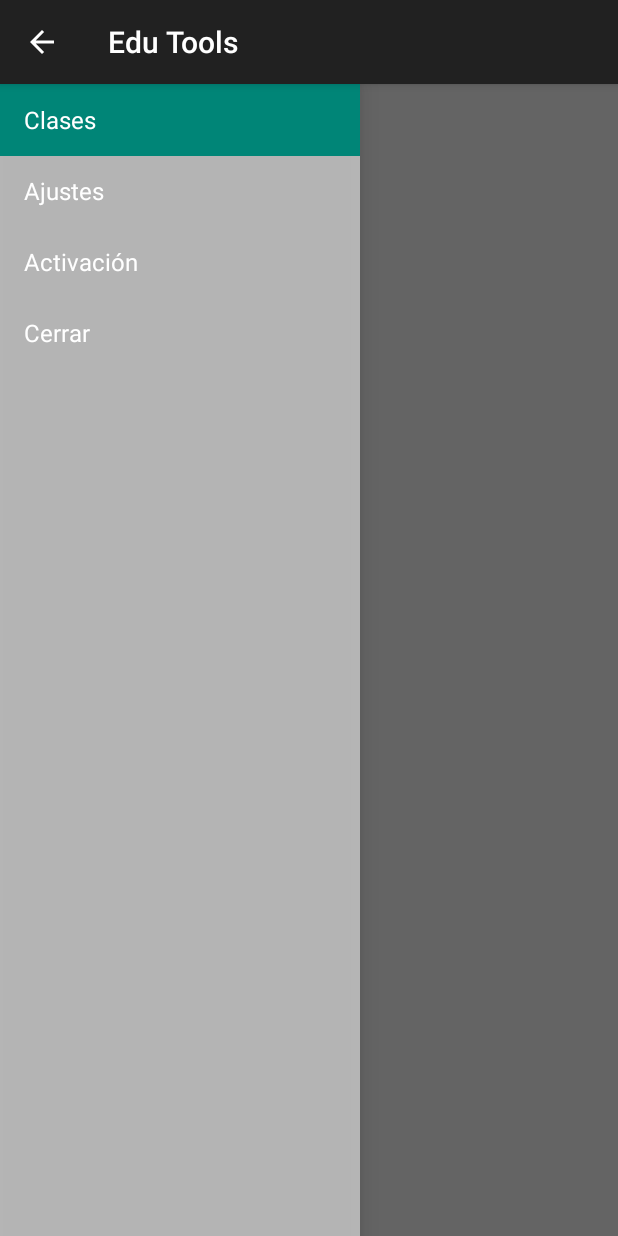
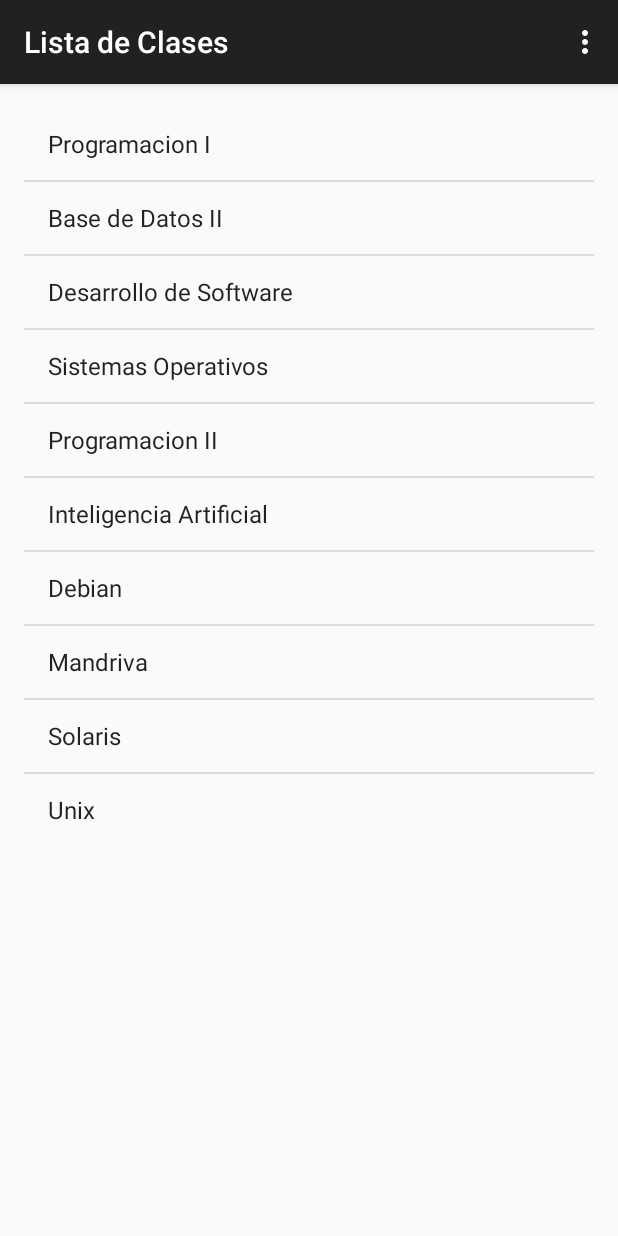
Before and after one commit to rjosecruz/EduTools, an Android app: the screen it shows after launch (MenuActivity before the commit, clases after it), on a phone screen of 412 x 824 dp. Run offline under Robolectric (Android 15) with nearby library versions, the phone set to English and light mode, and no system bars; 3 statements that could not run were skipped.

Commit message:
Subida de proyecto

```diff
--- a/app/src/main/java/com/datatecsolutions/edutools/NavigationDrawerFragment.java
+++ b/app/src/main/java/com/datatecsolutions/edutools/NavigationDrawerFragment.java
@@ -281,4 +281,6 @@
          */
         void onNavigationDrawerItemSelected(int position);
     }
+
+
 }
--- /dev/null
+++ b/app/src/main/java/com/datatecsolutions/edutools/clases.java
@@ -0,0 +1,53 @@
+package com.datatecsolutions.edutools;
+
+import android.app.ListActivity;
+import android.support.v7.app.ActionBarActivity;
+import android.os.Bundle;
+import android.view.Menu;
+import android.view.MenuItem;
+import android.view.View;
+import android.widget.AdapterView;
+import android.widget.ArrayAdapter;
+import android.widget.ListView;
+import android.widget.Toast;
+
+
+public class clases extends ActionBarActivity {
+    private ListView list;
+    private String[] sistemas = {"Programacion I", "Base de Datos II", "Desarrollo de Software", "Sistemas Operativos", "Programacion II",
+            "Inteligencia Artificial", "Debian", "Mandriva", "Solaris", "Unix"};
+
+    @Override
+    protected void onCreate(Bundle savedInstanceState) {
+        super.onCreate(savedInstanceState);
+        setContentView(R.layout.activity_clases);
+        list = (ListView) findViewById(R.id.listaclases);
+        ArrayAdapter<String> adaptador = new ArrayAdapter<String>(this, android.R.layout.simple_list_item_1, sistemas);
+        list.setAdapter(adaptador);
+    }
+
+
+    @Override
+    public boolean onCreateOptionsMenu(Menu menu) {
+        // Inflate the menu; this adds items to the action bar if it is present.
+        getMenuInflater().inflate(R.menu.menu_clases, menu);
+        return true;
+    }
+
+    @Override
+    public boolean onOptionsItemSelected(MenuItem item) {
+        // Handle action bar item clicks here. The action bar will
+        // automatically handle clicks on the Home/Up button, so long
+        // as you specify a parent activity in AndroidManifest.xml.
+        int id = item.getItemId();
+
+        //noinspection SimplifiableIfStatement
+        if (id == R.id.action_settings) {
+            return true;
+        }
+
+        return super.onOptionsItemSelected(item);
+    }
+
+
+}
--- /dev/null
+++ b/app/src/main/res/layout/activity_clases.xml
@@ -0,0 +1,21 @@
+<RelativeLayout xmlns:android="http://schemas.android.com/apk/res/android"
+    xmlns:tools="http://schemas.android.com/tools"
+    android:layout_width="match_parent"
+    android:layout_height="match_parent"
+    android:paddingLeft="@dimen/activity_horizontal_margin"
+    android:paddingRight="@dimen/activity_horizontal_margin"
+    android:paddingTop="@dimen/activity_vertical_margin"
+    android:paddingBottom="@dimen/activity_vertical_margin"
+    tools:context="com.datatecsolutions.edutools.clases">
+
+    <FrameLayout
+        android:layout_width="fill_parent"
+        android:layout_height="fill_parent">
+
+        <ListView
+            android:layout_width="wrap_content"
+            android:layout_height="wrap_content"
+            android:id="@+id/listaclases" />
+    </FrameLayout>
+
+</RelativeLayout>
--- a/app/src/main/res/layout/fragment_navigation_drawer.xml
+++ b/app/src/main/res/layout/fragment_navigation_drawer.xml
@@ -6,4 +6,5 @@
     android:divider="@android:color/transparent"
     android:dividerHeight="0dp"
     android:background="#cccc"
-    tools:context=".NavigationDrawerFragment" />
+    tools:context=".NavigationDrawerFragment"
+    style="@style/AppTheme" />
--- /dev/null
+++ b/app/src/main/res/menu/menu_clases.xml
@@ -0,0 +1,10 @@
+<menu xmlns:android="http://schemas.android.com/apk/res/android"
+    xmlns:app="http://schemas.android.com/apk/res-auto"
+    xmlns:tools="http://schemas.android.com/tools"
+    tools:context="com.datatecsolutions.edutools.clases">
+    <item
+        android:id="@+id/action_settings"
+        android:title="Mostrar Todas"
+        android:orderInCategory="100"
+        app:showAsAction="never" />
+</menu>
--- a/app/src/main/res/values/strings.xml
+++ b/app/src/main/res/values/strings.xml
@@ -9,6 +9,10 @@
     <string name="navigation_drawer_open">Open navigation drawer</string>
     <string name="navigation_drawer_close">Close navigation drawer</string>
     <string name="action_example">Example action</string>
-    <string name="action_settings">Settings</string>
+    <string name="action_settings">Configuracion</string>
+    <string name="title_activity_ajuste">Ajuste</string>
+    <string name="hello_world">Hello world!</string>
+    <string name="title_activity_clases">Lista de Clases</string>
+    <string name="title_activity_activacion">Activacion</string>
 
 </resources>
```
Also changed, not shown: app/src/main/AndroidManifest.xml (+10 -1 lines), app/src/main/java/com/datatecsolutions/edutools/MenuActivity.java (+11 -0 lines), app/src/main/java/com/datatecsolutions/edutools/activacion.java (added, +39 -0 lines), app/src/main/res/layout/activity_activacion.xml (added, +16 -0 lines), app/src/main/res/layout/milistlayout.xml (added, +41 -0 lines), app/src/main/res/menu/menu_activacion.xml (added, +10 -0 lines), 1 other file.
